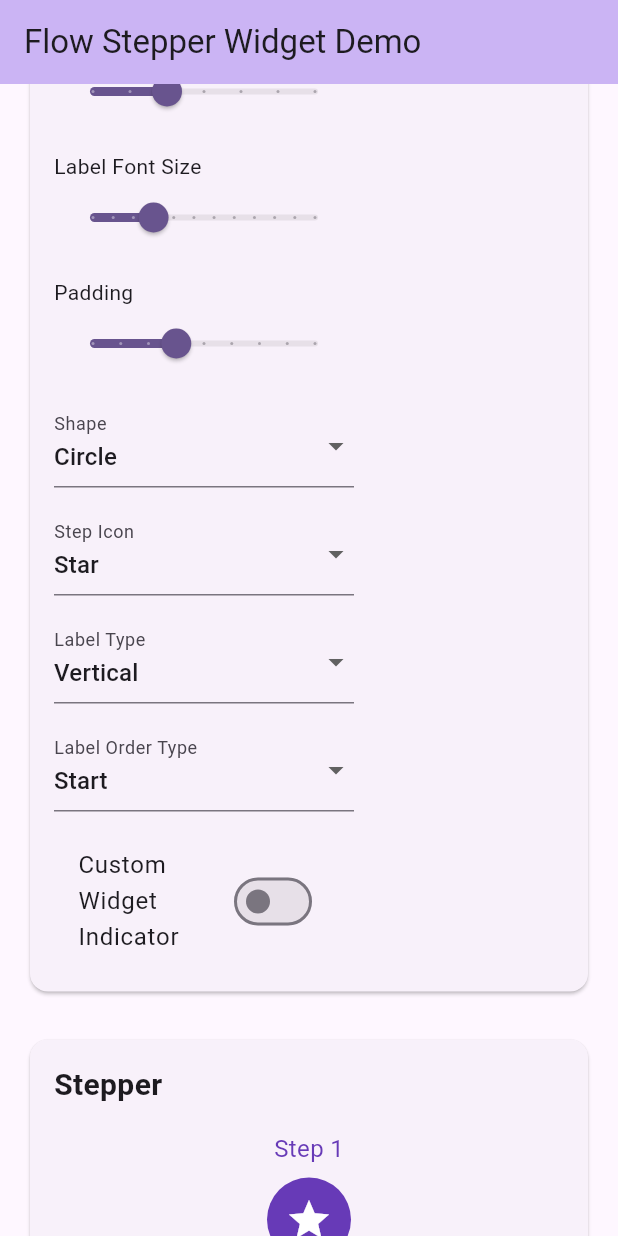
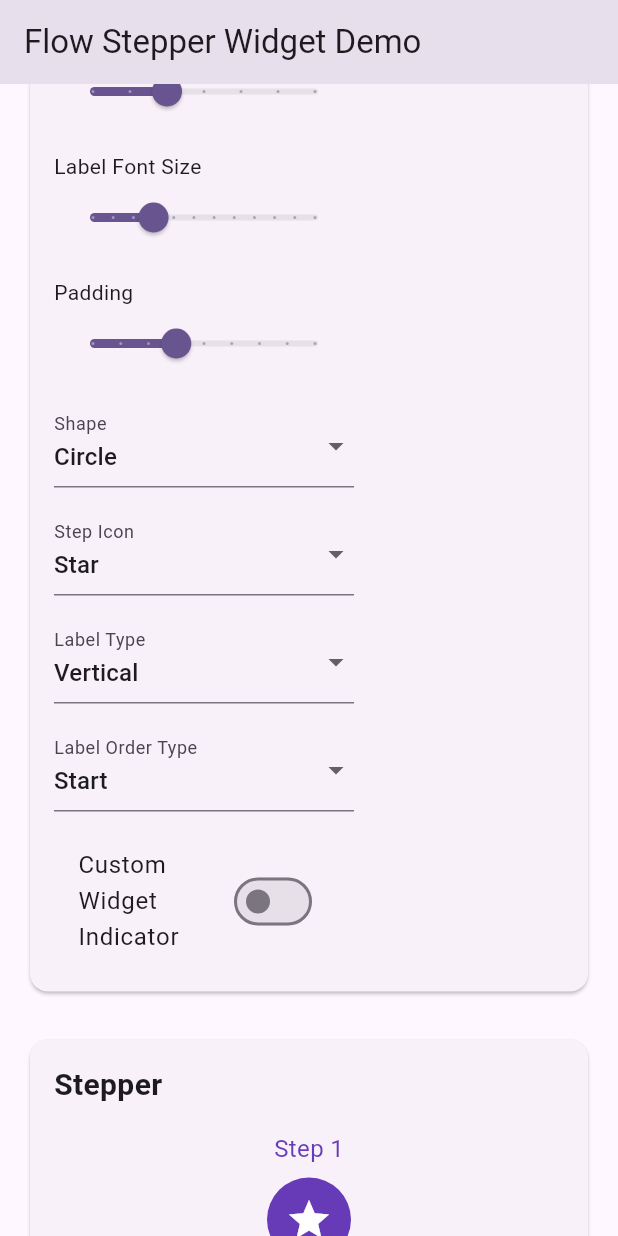
Before and after one commit to danial2026/flow_stepper_widget, a Flutter app: the screen it shows after launch, scrolled down 576 dp, on a phone screen of 412 x 824 dp. Run offline on Flutter 3.47's test engine with Material 3 defaults, Android fonts, the phone set to English and light mode, and no system bars.

Commit message:
Refactor FlowStepperWidget layout and padding calculations
- Removed background color from AppBar in the example app.
- Updated crossAxisAlignment and mainAxisAlignment to center in FlowStepperWidget.
- Simplified padding calculations for vertical and horizontal step alignment using new getter methods.

```diff
--- a/example/lib/main.dart
+++ b/example/lib/main.dart
@@ -85,7 +85,6 @@ class _MyHomePageState extends State<MyHomePage> {
     return Scaffold(
       appBar: AppBar(
         title: const Text('Flow Stepper Widget Demo'),
-        backgroundColor: Theme.of(context).colorScheme.inversePrimary,
       ),
       body: SingleChildScrollView(
         padding: const EdgeInsets.all(16),
--- a/lib/src/flow_stepper_widget.dart
+++ b/lib/src/flow_stepper_widget.dart
@@ -200,7 +200,7 @@ class FlowStepperWidget extends StatelessWidget {
               onLongPress: () => onStepLongPress?.call(step.id),
               child: Column(
                 mainAxisSize: MainAxisSize.min,
-                // crossAxisAlignment: labelOrderType == LabelOrderType.start ? CrossAxisAlignment.end : CrossAxisAlignment.start,
+                crossAxisAlignment: CrossAxisAlignment.center,
                 children: labelOrderType == LabelOrderType.start
                     ? [label, const SizedBox(height: 8), indicator]
                     : [indicator, const SizedBox(height: 8), label],
@@ -216,7 +216,7 @@ class FlowStepperWidget extends StatelessWidget {
               onLongPress: () => onStepLongPress?.call(step.id),
               child: Row(
                 mainAxisSize: MainAxisSize.min,
-                // mainAxisAlignment: labelOrderType == LabelOrderType.start ? MainAxisAlignment.end : MainAxisAlignment.start,
+                mainAxisAlignment: MainAxisAlignment.center,
                 children: labelOrderType == LabelOrderType.start
                     ? [label, const SizedBox(width: 8), indicator]
                     : [indicator, const SizedBox(width: 8), label],
@@ -240,16 +240,16 @@ class FlowStepperWidget extends StatelessWidget {
       padding: direction == Axis.vertical
           ? (labelType == LabelType.vertical
               ? (labelOrderType == LabelOrderType.end
-                  ? EdgeInsets.only(left: (stepIconSize + (stepPadding.horizontal)) / 2)
-                  : EdgeInsets.only(right: (stepIconSize + (stepPadding.horizontal)) / 2))
+                  ? EdgeInsets.only(left: getStepPaddingHorizontal)
+                  : EdgeInsets.only(right: getStepPaddingHorizontal))
               : (labelOrderType == LabelOrderType.start
-                  ? EdgeInsets.only(right: (stepIconSize + (stepPadding.horizontal)) / 2)
-                  : EdgeInsets.only(left: (stepIconSize + (stepPadding.horizontal)) / 2)))
+                  ? EdgeInsets.only(right: getStepPaddingHorizontal)
+                  : EdgeInsets.only(left: getStepPaddingHorizontal)))
           : (labelType == LabelType.vertical
               ? (labelOrderType == LabelOrderType.end
-                  ? EdgeInsets.only(top: (stepIconSize + (stepPadding.vertical)) / 2)
-                  : EdgeInsets.only(bottom: (stepIconSize + (stepPadding.vertical)) / 2))
-              : EdgeInsets.only(top: (stepIconSize + (stepPadding.vertical)) / 2)),
+                  ? EdgeInsets.only(top: getStepPaddingVertical)
+                  : EdgeInsets.only(bottom: getStepPaddingVertical))
+              : EdgeInsets.only(top: getStepPaddingVertical)),
       child: Container(
         width: direction == Axis.vertical ? lineThickness ?? 1.0 : spacing,
         height: direction == Axis.vertical ? spacing : lineThickness ?? 1.0,
@@ -268,4 +268,8 @@ class FlowStepperWidget extends StatelessWidget {
       ),
     );
   }
+
+  double get getStepPaddingVertical => (stepIconSize + (stepPadding.vertical)) / 2 - (lineThickness ?? 1.0);
+
+  double get getStepPaddingHorizontal => (stepIconSize + (stepPadding.horizontal)) / 2 - (lineThickness ?? 1.0);
 }
```
